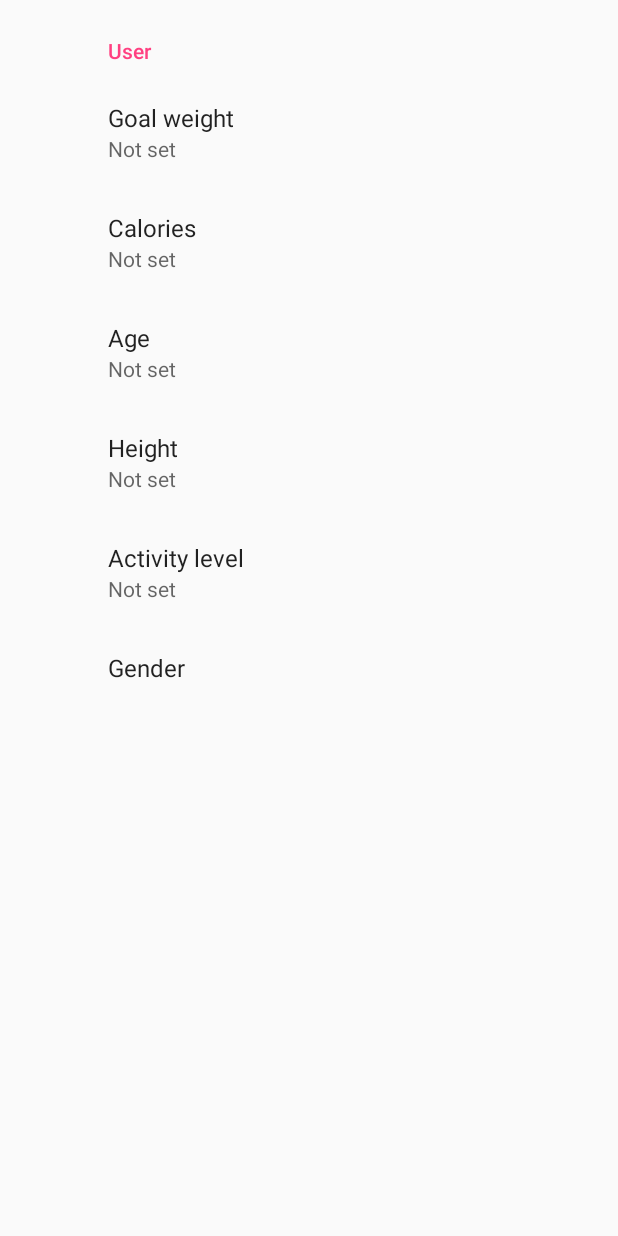
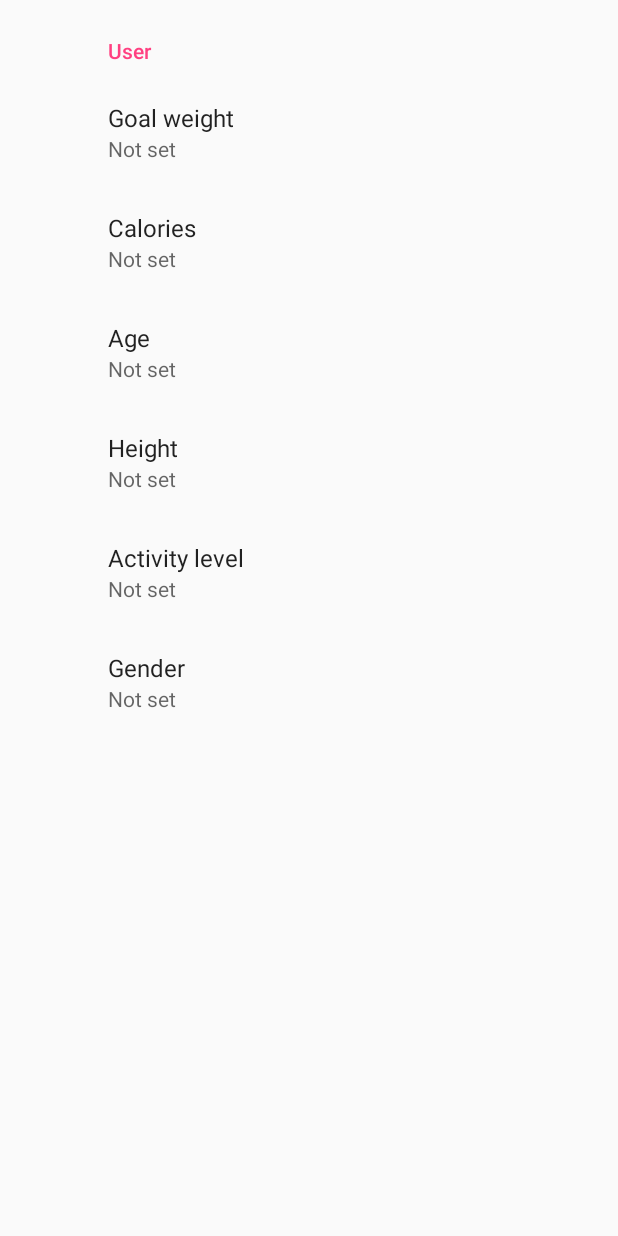
Before and after one commit to AIR-FOI-HR/AIR1918, an Android app: the SettingsActivity screen opened directly, with no data from a screen before it, on a phone screen of 412 x 824 dp. Run offline under Robolectric (Android 15) with nearby library versions, the phone set to English and light mode, and no system bars; our stand-ins replace androidx.preference.

Commit message:
Implementiraj postavke
Implementirane su postavke

```diff
--- a/2Fit4U/app/src/main/res/xml/root_preferences.xml
+++ b/2Fit4U/app/src/main/res/xml/root_preferences.xml
@@ -51,7 +51,8 @@
             app:entries="@array/settings_gender_entries"
             app:entryValues="@array/settings_gender_values"
             app:key="settingsGender"
-            app:title="Gender"/>
+            app:title="Gender"
+            app:useSimpleSummaryProvider="true"/>
 
 
 
```
Also changed, not shown: 2Fit4U/app/src/main/java/hr/foi/a2fit4u/MainActivity.java (+5 -3 lines).
